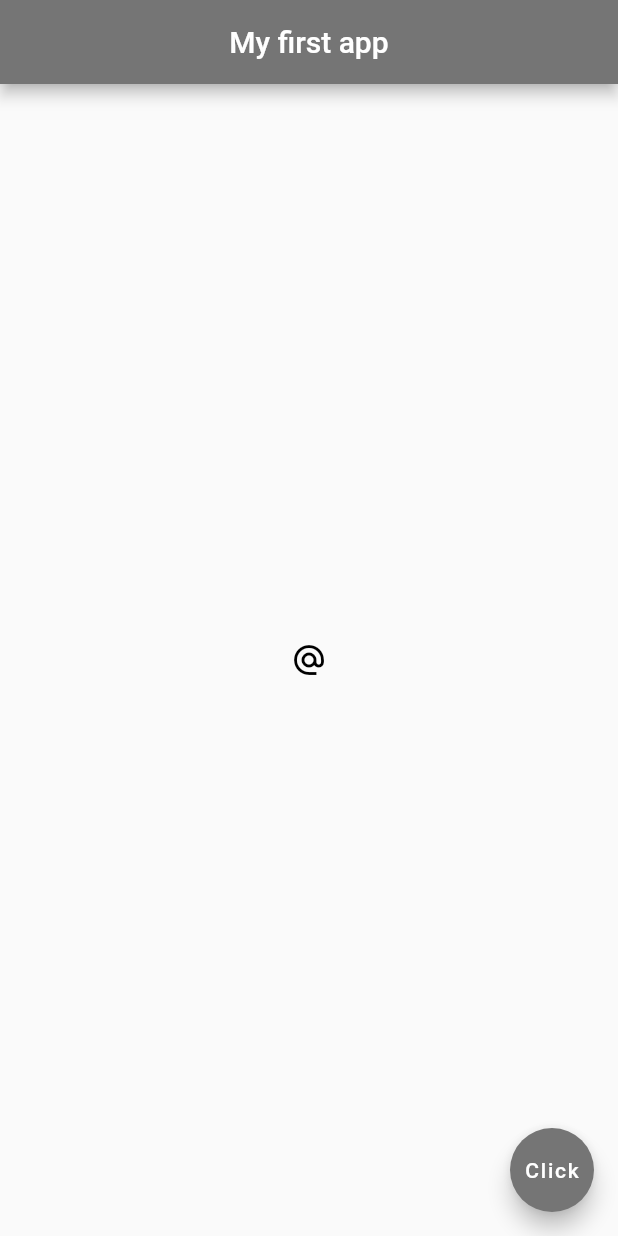
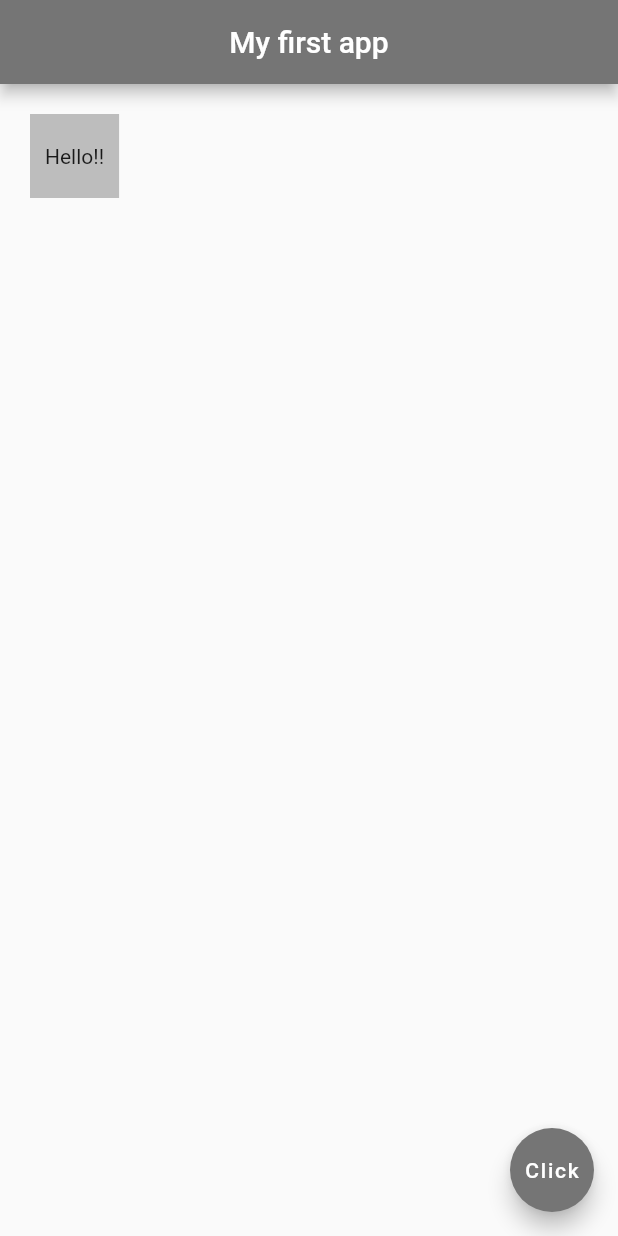
Before and after one commit to Sweta-Das/Flutter-1stApp, a Flutter app: the screen it shows after launch, on a phone screen of 412 x 824 dp. Run offline on Flutter 3.47's test engine with Material 2 defaults, Android fonts, the phone set to English and light mode, and no system bars.

Commit message:
Containers, Padding & Margin

```diff
--- a/lib/main.dart
+++ b/lib/main.dart
@@ -17,12 +17,11 @@ class Home extends StatelessWidget {
         backgroundColor: Colors.grey[600],
       ),
 
-      body: Center(
-        child: IconButton(
-          onPressed: () {print('You clicked');},
-          icon: Icon(Icons.alternate_email),
-          color: Colors.black,
-        ),
+      body: Container(
+        padding: EdgeInsets.fromLTRB(10.0, 20.0, 10.0, 20.0),
+        margin: EdgeInsets.all(20.0),
+        color: Colors.grey[400],
+        child: Text('Hello!!'),
       ),
 
       floatingActionButton: FloatingActionButton(
```
